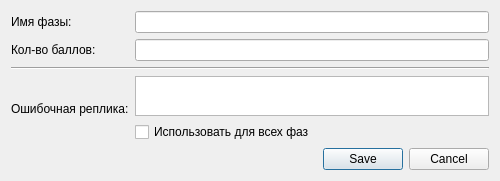
Before: the Qt Designer form dialogeditor/phaseeditorwindow.ui in QtWorks/VirtualClientDialogEditor, drawn with Qt 5.
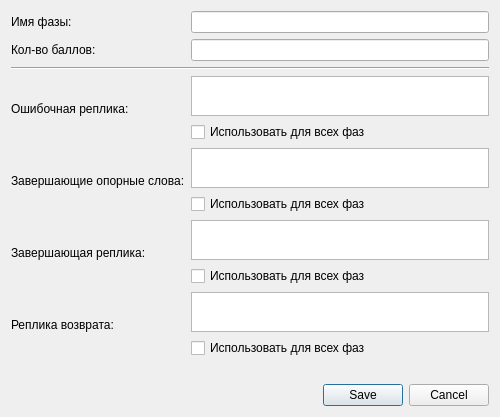
After: the same form once the commit is applied.

Commit message: Added ErrorReplica to dialog and each phase Fixed crash when removing newly added items

The edit to the form file:
```diff
--- a/dialogeditor/phaseeditorwindow.ui
+++ b/dialogeditor/phaseeditorwindow.ui
@@ -7,7 +7,7 @@
     <x>0</x>
     <y>0</y>
     <width>500</width>
-    <height>177</height>
+    <height>409</height>
    </rect>
   </property>
   <property name="minimumSize">
@@ -19,30 +19,9 @@
   <property name="windowTitle">
    <string>Редактор фазы</string>
   </property>
-  <layout class="QVBoxLayout" name="verticalLayout">
+  <layout class="QVBoxLayout" name="verticalLayout_5">
    <item>
     <layout class="QGridLayout" name="gridLayout">
-     <item row="3" column="1">
-      <layout class="QVBoxLayout" name="verticalLayout_4">
-       <item>
-        <widget class="QTextEdit" name="errorReplicaTextEdit">
-         <property name="minimumSize">
-          <size>
-           <width>0</width>
-           <height>40</height>
-          </size>
-         </property>
-        </widget>
-       </item>
-       <item>
-        <widget class="QCheckBox" name="errorReplicaCheckBox">
-         <property name="text">
-          <string>Использовать для всех фаз</string>
-         </property>
-        </widget>
-       </item>
-      </layout>
-     </item>
      <item row="2" column="0" colspan="2">
       <widget class="Line" name="line">
        <property name="orientation">
@@ -84,6 +63,124 @@
      <item row="1" column="1">
       <widget class="QLineEdit" name="scoreLineEdit"/>
      </item>
+     <item row="5" column="0">
+      <widget class="QLabel" name="label_5">
+       <property name="text">
+        <string>Завершающая реплика:</string>
+       </property>
+      </widget>
+     </item>
+     <item row="4" column="0">
+      <widget class="QLabel" name="label_4">
+       <property name="text">
+        <string>Завершающие опорные слова:</string>
+       </property>
+      </widget>
+     </item>
+     <item row="6" column="0">
+      <widget class="QLabel" name="label_6">
+       <property name="text">
+        <string>Реплика возврата:</string>
+       </property>
+      </widget>
+     </item>
+     <item row="7" column="0">
+      <widget class="QLabel" name="label_7">
+       <property name="text">
+        <string/>
+       </property>
+      </widget>
+     </item>
+     <item row="6" column="1">
+      <layout class="QVBoxLayout" name="verticalLayout">
+       <item>
+        <widget class="QTextEdit" name="continuationExpectedWordsTextEdit">
+         <property name="minimumSize">
+          <size>
+           <width>0</width>
+           <height>40</height>
+          </size>
+         </property>
+        </widget>
+       </item>
+       <item>
+        <widget class="QCheckBox" name="continuationExpectedWordsCheckBox">
+         <property name="text">
+          <string>Использовать для всех фаз</string>
+         </property>
+        </widget>
+       </item>
+      </layout>
+     </item>
+     <item row="5" column="1">
+      <layout class="QVBoxLayout" name="verticalLayout_2">
+       <item>
+        <widget class="QTextEdit" name="finishingReplicaTextEdit">
+         <property name="minimumSize">
+          <size>
+           <width>0</width>
+           <height>40</height>
+          </size>
+         </property>
+        </widget>
+       </item>
+       <item>
+        <widget class="QCheckBox" name="finishingReplicaCheckBox">
+         <property name="text">
+          <string>Использовать для всех фаз</string>
+         </property>
+        </widget>
+       </item>
+      </layout>
+     </item>
+     <item row="4" column="1">
+      <layout class="QVBoxLayout" name="verticalLayout_3">
+       <item>
+        <widget class="QTextEdit" name="finishingExpectedWordsTextEdit">
+         <property name="minimumSize">
+          <size>
+           <width>0</width>
+           <height>40</height>
+          </size>
+         </property>
+         <property name="maximumSize">
+          <size>
+           <width>16777215</width>
+           <height>16777215</height>
+          </size>
+         </property>
+        </widget>
+       </item>
+       <item>
+        <widget class="QCheckBox" name="finishingExpectedWordsCheckBox">
+         <property name="text">
+          <string>Использовать для всех фаз</string>
+         </property>
+        </widget>
+       </item>
+      </layout>
+     </item>
+     <item row="3" column="1">
+      <layout class="QVBoxLayout" name="verticalLayout_4">
+       <item>
+        <widget class="QTextEdit" name="errorReplicaTextEdit">
+         <property name="minimumSize">
+          <size>
+           <width>0</width>
+           <height>40</height>
+          </size>
+         </property>
+        </widget>
+       </item>
+       <item>
+        <widget class="QCheckBox" name="errorReplicaCheckBox">
+         <property name="text">
+          <string>Использовать для всех фаз</string>
+         </property>
+        </widget>
+       </item>
+      </layout>
+     </item>
     </layout>
    </item>
    <item>
```
Left out of the diff: 12 changed lines with no effect on the pictures. The commit also changes 20 other files.
